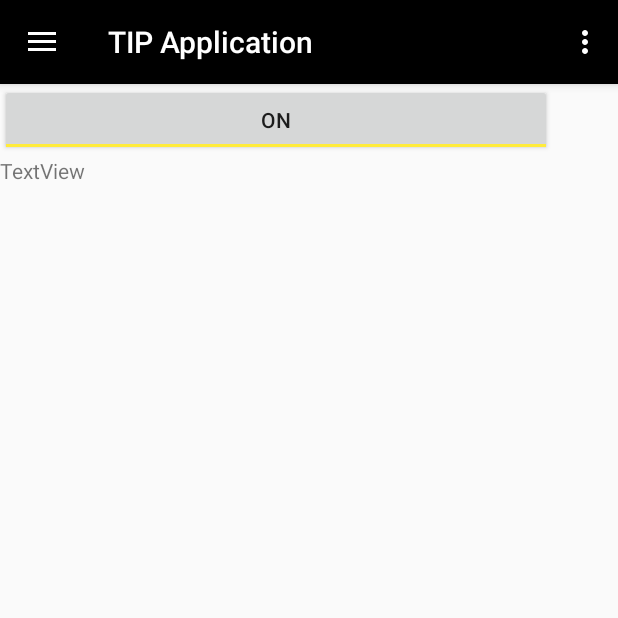
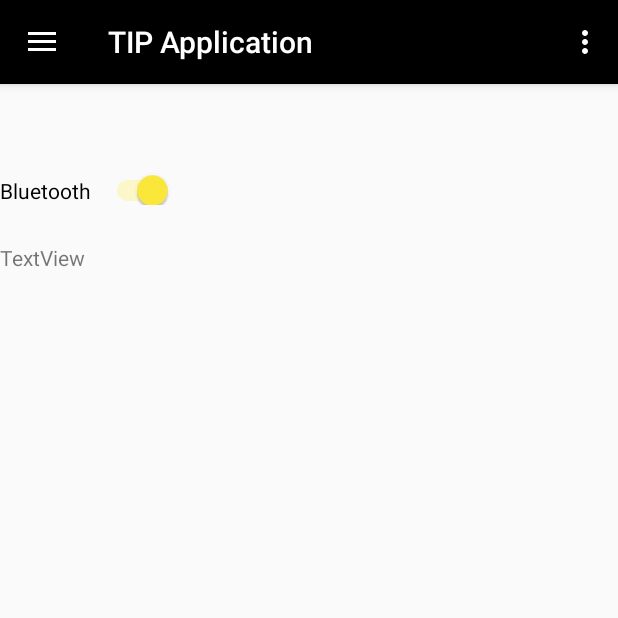
Before and after one commit to iandanicomarino/TIP-Application, an Android app: the screen it shows after launch (MainActivity), in the side drawer, after a tap on "Who's around me", on a phone screen of 412 x 824 dp, the top half of it. Run offline under Robolectric (Android 15) with nearby library versions, the phone set to English and light mode, and no system bars.

Commit message:
full screen stuff

```diff
--- a/app/src/main/java/com/iandanico/tipapplication/WhosAroundMe.java
+++ b/app/src/main/java/com/iandanico/tipapplication/WhosAroundMe.java
@@ -9,6 +9,7 @@ import android.view.LayoutInflater;
 import android.view.View;
 import android.view.ViewGroup;
 import android.widget.Button;
+import android.widget.Switch;
 import android.widget.ToggleButton;
 
 /**
@@ -22,7 +23,7 @@ public class WhosAroundMe extends Fragment {
     @Override
     public View onCreateView(LayoutInflater inflater, @Nullable ViewGroup container, Bundle savedInstanceState) {
         myView = inflater.inflate(R.layout.whos_around_me, container, false);
-        ToggleButton bluOnOff = (ToggleButton) myView.findViewById(R.id.bluetoothToggle);
+        Switch bluOnOff = (Switch) myView.findViewById(R.id.switch1);
 
         final boolean btstatus = checkIfBluetoothIsOnOrOff();
         bluOnOff.setChecked(btstatus);
--- a/app/src/main/res/layout/content_main.xml
+++ b/app/src/main/res/layout/content_main.xml
@@ -10,10 +10,10 @@
 
     <FrameLayout
         android:id="@+id/content_frame"
-        android:layout_width="368dp"
-        android:layout_height="495dp"
+        android:layout_width="585dp"
+        android:layout_height="wrap_content"
         tools:layout_editor_absoluteX="8dp"
-        tools:layout_editor_absoluteY="8dp">
+        tools:layout_editor_absoluteY="7dp">
 
     </FrameLayout>
 </android.support.constraint.ConstraintLayout>
--- a/app/src/main/res/layout/whos_around_me.xml
+++ b/app/src/main/res/layout/whos_around_me.xml
@@ -1,28 +1,26 @@
 <?xml version="1.0" encoding="utf-8"?>
-<RelativeLayout xmlns:android="http://schemas.android.com/apk/res/android"
+<LinearLayout xmlns:android="http://schemas.android.com/apk/res/android"
     xmlns:tools="http://schemas.android.com/tools"
+    android:layout_width="match_parent"
+    android:layout_height="match_parent"
     android:orientation="vertical"
-    android:layout_width="match_parent"
-    android:layout_height="match_parent">
+    android:paddingTop="8dp">
 
 
-    <LinearLayout
-        android:layout_width="585dp"
-        android:layout_height="810dp"
-        android:orientation="vertical"
-        tools:layout_editor_absoluteY="8dp"
-        tools:layout_editor_absoluteX="8dp">
-
-        <ToggleButton
-            android:id="@+id/bluetoothToggle"
-            android:layout_width="match_parent"
+    <Switch
+        android:id="@+id/switch1"
+        android:layout_width="wrap_content"
         android:layout_height="wrap_content"
-            android:text="ToggleButton" />
+        android:layout_marginBottom="25dp"
+        android:layout_marginRight="100dp"
+        android:paddingTop="80px"
+        android:switchTextAppearance="@style/TextAppearance.AppCompat"
+        android:text="Bluetooth  " />
 
     <TextView
         android:id="@+id/textView4"
         android:layout_width="match_parent"
         android:layout_height="wrap_content"
         android:text="TextView" />
+
 </LinearLayout>
-</RelativeLayout>
--- a/app/src/main/res/values/strings.xml
+++ b/app/src/main/res/values/strings.xml
@@ -97,4 +97,6 @@
         "when a user tries to pick up one of cards.\n\n"
     </string>
     <string name="title_activity_where_am_i_">Where Am I</string>
+    <string name="bt_off">Bluetooth Off</string>
+    <string name="bt_on">Bluetooth On</string>
 </resources>
```
Also changed, not shown: app/src/main/res/layout/where_am_i.xml (+5 -23 lines). Lines whose indentation alone changed are shown as unchanged.
